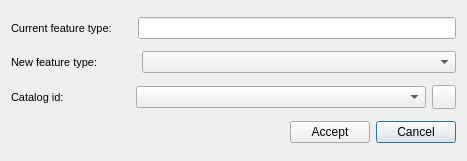
This is core/ui/toolbars/edit/featuretype_change.ui in Giswater/giswater_qgis_plugin as Qt 5 draws it before an edit. The edited form follows.
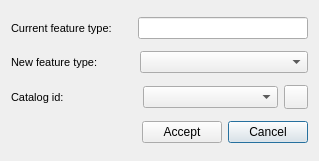
This is the edited form.

Commit message: Enhancement: improve featuretype_change.ui and save/load its values

The edit to the form file:
```diff
--- a/core/ui/toolbars/edit/featuretype_change.ui
+++ b/core/ui/toolbars/edit/featuretype_change.ui
@@ -6,7 +6,7 @@
    <rect>
     <x>0</x>
     <y>0</y>
-    <width>467</width>
+    <width>319</width>
     <height>161</height>
    </rect>
   </property>
@@ -89,7 +89,7 @@
        </property>
        <property name="sizeHint" stdset="0">
         <size>
-         <width>38</width>
+         <width>36</width>
          <height>20</height>
         </size>
        </property>
@@ -203,7 +203,7 @@
        </property>
        <property name="sizeHint" stdset="0">
         <size>
-         <width>66</width>
+         <width>73</width>
          <height>20</height>
         </size>
        </property>
```
The commit also changes 3 other files.
